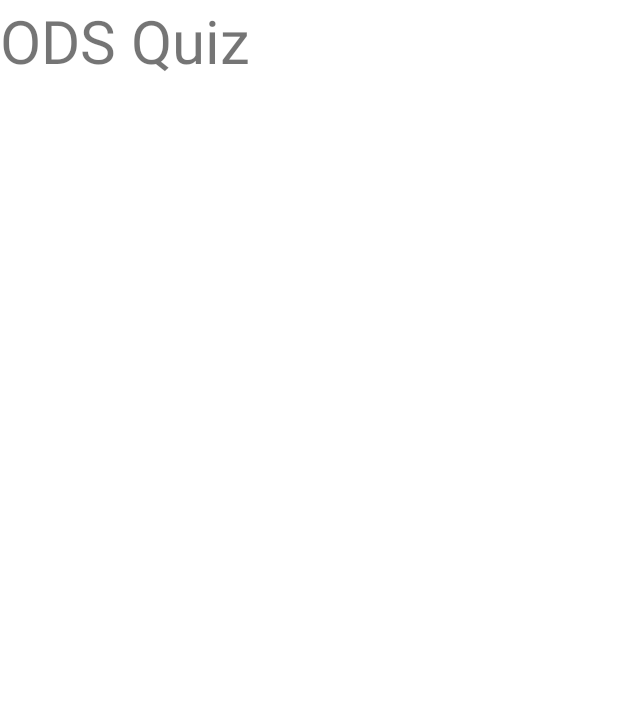
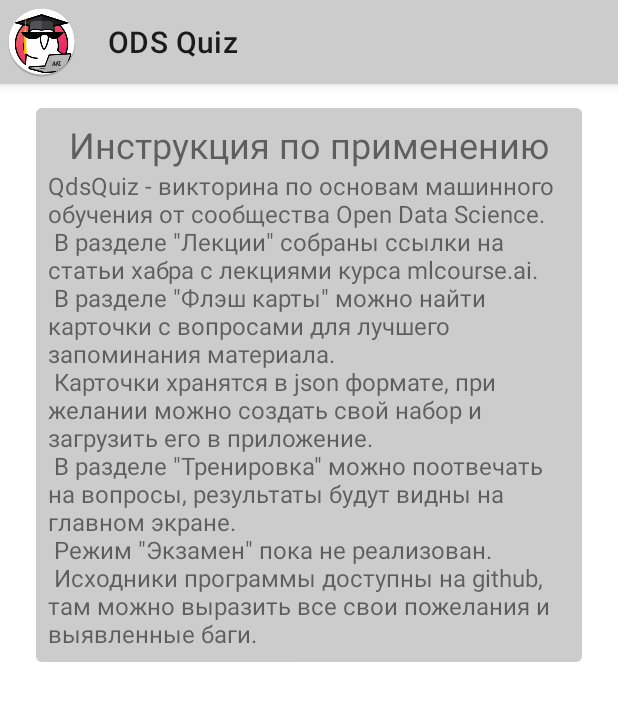
Before and after one commit to balezz/ODScards, an Android app: the fragment InstructionFragment placed in its activity, on a phone screen of 412 x 824 dp. Shown: the top 701 px of the screen. Run offline under Robolectric (Android 15) with nearby library versions, the phone set to English and light mode, and no system bars.

Commit message:
add some flash cards and instruction

```diff
--- a/app/src/main/assets/FlashCards.json
+++ b/app/src/main/assets/FlashCards.json
@@ -9,7 +9,26 @@
  { "Id":"2",
   "Face": "Метод describe показывает основные статистические характеристики данных по каждому числовому признаку (типы int64 и float64).",
   "Back": "Верно. Число непропущенных значений, среднее, стандартное отклонение, диапазон, медиану, 0.25 и 0.75 квартили."
+ },
+
+ { "Id":"3",
+  "Face": "Оценка параметров модели по МНК является самой лучшей оценкой.",
+  "Back": "В общем случае неверно. Оценка по МНК является лучшей только при соблюдении условий теоремы Гаусса-Маркова."
+ },
+
+ { "Id":"4",
+  "Face": "В линейной модели регрессии дисперсия Var - это ...",
+  "Back": "вариативность ошибки при обучении модели на разных наборах данных."
+ },
+
+ { "Id":"5",
+  "Face": "В линейной модели регрессии квадрат смещения Bias - это ...",
+  "Back": "средняя ошибка по всевозможным наборам данных."
+ },
+
+ { "Id":"6",
+  "Face": "Как регуляризация влияет на Var и Bias?",
+  "Back": "Снижает Var, гарантируя регулярность матрицы [X^T X], но увеличивает Bias."
  }
-
 ]
 }
--- a/app/src/main/java/ru/balezz/odsquiz/controllers/InstructionFragment.java
+++ b/app/src/main/java/ru/balezz/odsquiz/controllers/InstructionFragment.java
@@ -20,6 +20,6 @@ public class InstructionFragment extends Fragment {
     @Nullable
     @Override
     public View onCreateView(@NonNull LayoutInflater inflater, @Nullable ViewGroup container, @Nullable Bundle savedInstanceState) {
-        return inflater.inflate(R.layout.instruction_fragment, container, false);
+        return inflater.inflate(R.layout.fragment_instruction, container, false);
     }
 }
--- /dev/null
+++ b/app/src/main/res/layout/fragment_instruction.xml
@@ -0,0 +1,46 @@
+<?xml version="1.0" encoding="utf-8"?>
+<FrameLayout xmlns:android="http://schemas.android.com/apk/res/android"
+    xmlns:app="http://schemas.android.com/apk/res-auto"
+    android:layout_width="match_parent"
+    android:layout_height="match_parent">
+
+    <include layout="@layout/toolbar"/>
+
+    <androidx.core.widget.NestedScrollView
+        android:layout_width="match_parent"
+        android:layout_height="match_parent"
+        android:layout_marginTop="?attr/actionBarSize"
+        android:paddingStart="8dp"
+        android:paddingEnd="8dp">
+
+    <com.google.android.material.card.MaterialCardView
+        android:layout_width="match_parent"
+        android:layout_height="wrap_content"
+        android:layout_margin="16dp"
+        app:cardCornerRadius="4dp">
+
+        <LinearLayout
+            android:orientation="vertical"
+            android:layout_width="match_parent"
+            android:layout_height="match_parent"
+            android:padding="8dp"
+            android:background="@color/card_background">
+    <TextView
+        android:layout_width="wrap_content"
+        android:layout_height="wrap_content"
+        android:text="@string/about_title"
+        android:textSize="24sp"
+        android:layout_gravity="center"/>
+
+    <TextView
+        android:layout_width="wrap_content"
+        android:layout_height="wrap_content"
+        android:text="@string/about_text"
+        android:textSize="16sp"/>
+        </LinearLayout>
+
+    </com.google.android.material.card.MaterialCardView>
+
+    </androidx.core.widget.NestedScrollView>
+
+</FrameLayout>
--- a/app/src/main/res/layout/instruction_fragment.xml
+++ /dev/null
@@ -1,12 +0,0 @@
-<?xml version="1.0" encoding="utf-8"?>
-<LinearLayout xmlns:android="http://schemas.android.com/apk/res/android"
-    android:orientation="vertical" android:layout_width="match_parent"
-    android:layout_height="match_parent">
-
-    <TextView
-        android:layout_width="wrap_content"
-        android:layout_height="wrap_content"
-        android:text="@string/app_name"
-        android:textSize="40dp"/>
-
-</LinearLayout>
--- a/app/src/main/res/values/strings.xml
+++ b/app/src/main/res/values/strings.xml
@@ -23,5 +23,13 @@
     <string name="slash">/</string>
     <string name="clear_session">Очистить сессию</string>
     <string name="exam_not_availible">Режим экзамена временно недоступен</string>
+    <string name="about_title">Инструкция по применению</string>
+    <string name="about_text">QdsQuiz - викторина по основам машинного обучения от сообщества Open Data Science.\n
+В разделе \"Лекции\" собраны ссылки на статьи хабра с лекциями курса mlcourse.ai.\n
+В разделе \"Флэш карты\" можно найти карточки с вопросами для лучшего запоминания материала.\n
+Карточки хранятся в json формате, при желании можно создать свой набор и загрузить его в приложение.\n
+В разделе \"Тренировка\" можно поотвечать на вопросы, результаты будут видны на главном экране.\n
+Режим \"Экзамен\" пока не реализован.\n
+Исходники программы доступны на github, там можно выразить все свои пожелания и выявленные баги. </string>
 
 </resources>
```
